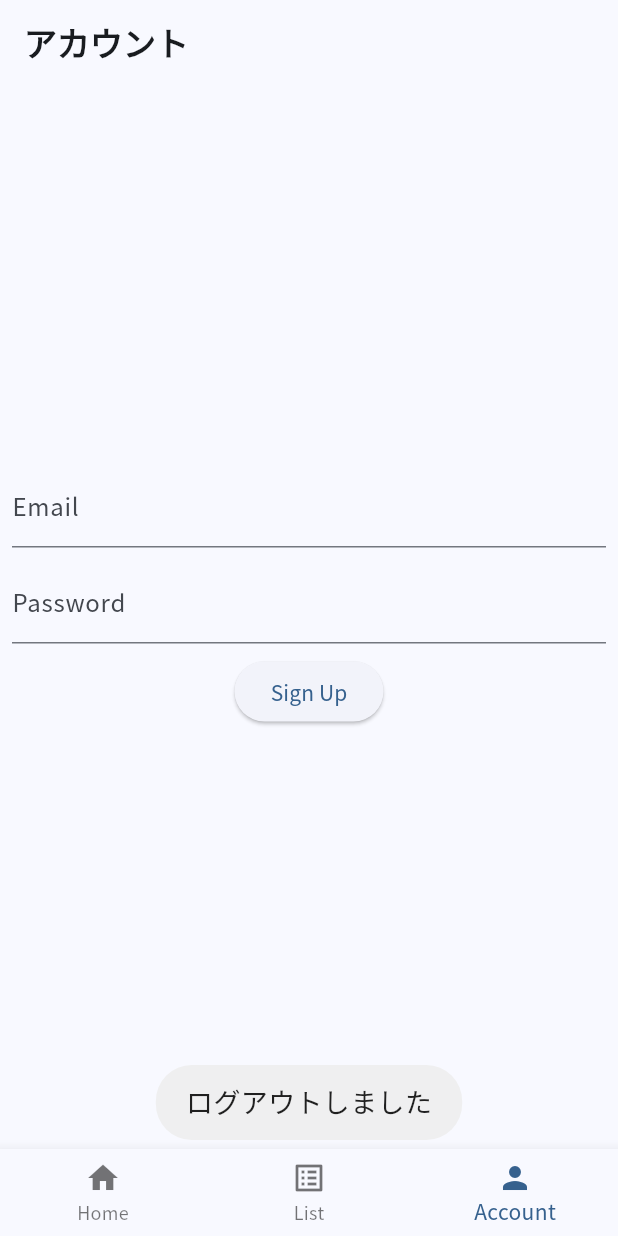
After one commit to arashidani/diary_report_sample, a Flutter app: the screen it shows after launch, item 3 of the bottom bar chosen, after a tap on "ログアウト", on a phone screen of 412 x 824 dp. The commit adds this screen. Run offline on Flutter 3.47's test engine with Material 3 defaults, Android fonts, the phone set to English and light mode, and no system bars; our stand-ins replace cloud_firestore, firebase_auth, firebase_core, flutter_datetime_picker_plus, flutter_riverpod, fluttertoast and 3 more; missing offline and left inert: flutter_charts; accounts and stored records are empty.

Commit message:
認証機能実装途中残ログイン状態によってビューを出し分ける

```diff
--- /dev/null
+++ b/lib/features/app/auth/auth_widget.dart
@@ -0,0 +1,33 @@
+import 'package:diary_report_sample/features/app/auth/signup_page.dart';
+import 'package:diary_report_sample/features/app/home_view.dart';
+import 'package:diary_report_sample/providers/current_user_provider.dart';
+import 'package:flutter_riverpod/flutter_riverpod.dart';
+import 'package:flutter/material.dart';
+import 'package:flutter/cupertino.dart';
+import 'package:diary_report_sample/models/firebase/users/users.dart';
+
+class AuthWidget extends ConsumerWidget {
+  const AuthWidget({super.key});
+
+  @override
+  Widget build(BuildContext context, WidgetRef ref) {
+    final currentUser = ref.watch(currentUserDataProvider);
+    print(currentUser.toString() + '15');
+    return currentUser.when(
+      data: (data) {
+        print(data.toString() + '18');
+        return userData(data);
+      },
+      loading: () => CircularProgressIndicator(),
+      error: (_, __) => Text('エラーが発生しました'),
+    );
+  }
+}
+
+Widget userData(Users? users) {
+  return users == null
+      //ログインアウト中は新規登録画面を表示
+      ? SignUpPage()
+      //ログイン中はホーム画面を表示
+      : HomeView();
+}
--- /dev/null
+++ b/lib/features/app/auth/signup_page.dart
@@ -0,0 +1,87 @@
+import 'package:cloud_firestore/cloud_firestore.dart';
+import 'package:flutter/cupertino.dart';
+import 'package:flutter/material.dart';
+import 'package:flutter_charts/flutter_charts.dart';
+import 'package:firebase_core/firebase_core.dart';
+import 'package:firebase_auth/firebase_auth.dart';
+import 'package:go_router/go_router.dart';
+
+class SignUpPage extends StatefulWidget {
+  const SignUpPage({Key? key}) : super(key: key);
+  @override
+  State<SignUpPage> createState() => _SignPageState();
+}
+
+class _SignPageState extends State<SignUpPage> {
+  String newUserEmail = '';
+  String newUserPassword = '';
+  String infoText = '';
+
+  @override
+  Widget build(BuildContext context) {
+    return Center(
+      child: Container(
+        padding: EdgeInsets.all(8),
+        child: Column(
+          mainAxisAlignment: MainAxisAlignment.center,
+          children: [
+            // Emailアドレスを入力するテキストフィールドを作成する
+            TextField(
+              decoration: InputDecoration(labelText: "Email"),
+              onChanged: (String value) => setState(() {
+                newUserEmail = value;
+              }),
+            ),
+
+            const SizedBox(height: 8),
+            // パスワードを入力するテキストフィールドを作成する
+            TextField(
+              decoration: InputDecoration(labelText: "Password"),
+              //パスワードが見えないように設定する
+              obscureText: true,
+              onChanged: (String value) => setState(() {
+                newUserPassword = value;
+              }),
+            ),
+            const SizedBox(height: 8),
+            // このボタンを押すとFirebaseにユーザー情報が登録される
+            ElevatedButton(
+              onPressed: () async {
+                try {
+                  final FirebaseAuth auth = FirebaseAuth.instance;
+                  final UserCredential result =
+                      await auth.createUserWithEmailAndPassword(
+                    email: newUserEmail,
+                    password: newUserPassword,
+                  );
+                  print(newUserEmail);
+
+                  final User user = result.user!;
+                  // await FirebaseFirestore.instance
+                  //     .collection('users')
+                  //     .doc(user.uid)
+                  //     .set({
+                  //   //'name': newUserName, // 任意のユーザ情報
+                  //   'email': user.email, // 任意のユーザ情報
+                  // });
+
+                  setState(() {
+                    infoText = "ユーザー登録を完了しました。登録したメールアドレスは${user.email}です";
+                  });
+                } catch (e) {
+                  setState(() {
+                    infoText = "ユーザー登録時にエラーが発生しました";
+                  });
+                }
+              },
+              child: Text('Sign Up'),
+            ),
+            const SizedBox(height: 8),
+
+            Text(infoText),
+          ],
+        ),
+      ),
+    );
+  }
+}
--- /dev/null
+++ b/lib/providers/current_user_provider.dart
@@ -0,0 +1,16 @@
+// ログイン中のユーザデータをフェッチするproviderを作成します
+import 'package:diary_report_sample/providers/user_repository_provider.dart';
+import 'package:diary_report_sample/providers/user_state.dart';
+import 'package:flutter_riverpod/flutter_riverpod.dart';
+
+import '../models/firebase/users/users.dart';
+
+final currentUserDataProvider =
+    StreamProvider.autoDispose<Users?>((ref) async* {
+  final userAsyncData = ref.watch(authStateChangesProvider).value;
+  if (userAsyncData == null) {
+    yield null;
+  } else {
+    yield* ref.watch(userRepositoryProvider).getUser(userAsyncData.uid);
+  }
+});
--- /dev/null
+++ b/lib/providers/user_repository_provider.dart
@@ -0,0 +1,5 @@
+import 'package:diary_report_sample/repositories/user_repository.dart';
+import 'package:flutter_riverpod/flutter_riverpod.dart';
+
+final userRepositoryProvider =
+    Provider<UserRepository>((ref) => UserRepository());
--- /dev/null
+++ b/lib/providers/user_state.dart
@@ -0,0 +1,9 @@
+import 'package:firebase_auth/firebase_auth.dart';
+import 'package:flutter_riverpod/flutter_riverpod.dart';
+
+final firebaseAuthProvider =
+    Provider<FirebaseAuth>((ref) => FirebaseAuth.instance);
+
+final authStateChangesProvider = StreamProvider<User?>((ref) {
+  return ref.watch(firebaseAuthProvider).authStateChanges();
+});
--- a/lib/router/app_router.dart
+++ b/lib/router/app_router.dart
@@ -1,12 +1,15 @@
+import 'package:diary_report_sample/features/app/auth/auth_widget.dart';
 import 'package:diary_report_sample/features/app/details_page.dart';
 import 'package:diary_report_sample/features/app/feed_page.dart';
 import 'package:diary_report_sample/features/app/home_view.dart';
-import 'package:diary_report_sample/features/app/login_page.dart';
-import 'package:diary_report_sample/features/app/side_drawer.dart';
+import 'package:diary_report_sample/features/app/auth/login_page.dart';
+import 'package:diary_report_sample/features/app/account_view.dart';
 import 'package:diary_report_sample/features/app/table_view.dart';
 import 'package:flutter/material.dart';
 import 'package:go_router/go_router.dart';
 import 'package:diary_report_sample/features/app/navbar/scaffold_with_navbar.dart';
+
+import '../features/app/auth/user_info.dart';
 
 // Create keys for `root` & `section` navigator avoiding unnecessary rebuilds
 final _rootNavigatorKey = GlobalKey<NavigatorState>();
@@ -14,7 +17,7 @@ final _sectionNavigatorKey = GlobalKey<NavigatorState>();
 
 final router = GoRouter(
   navigatorKey: _rootNavigatorKey,
-  initialLocation: '/feed',
+  initialLocation: '/home',
   routes: <RouteBase>[
     StatefulShellRoute.indexedStack(
       builder: (context, state, navigationShell) {
@@ -25,7 +28,7 @@ final router = GoRouter(
           navigatorKey: _sectionNavigatorKey,
           routes: <RouteBase>[
             GoRoute(
-              path: '/feed',
+              path: '/home',
               builder: (context, state) => const HomeView(),
               routes: <RouteBase>[
                 GoRoute(
@@ -49,9 +52,15 @@ final router = GoRouter(
         StatefulShellBranch(routes: <RouteBase>[
           GoRoute(
             path: '/account',
-            builder: (context, state) {
-              return const SideDrawer();
-            },
+            builder: (context, state) => const AccountView(),
+            routes: <RouteBase>[
+              GoRoute(
+                path: 'auth',
+                builder: (context, state) {
+                  return AuthWidget();
+                },
+              )
+            ],
           ),
         ])
       ],
```
Also changed, not shown: lib/app.dart (+102 -30 lines), lib/features/app/account_view.dart (renamed from lib/features/app/side_drawer.dart, +7 -6 lines), lib/features/app/auth/forget_password_page.dart (added, +30 -0 lines), lib/features/app/auth/login_page.dart (renamed from lib/features/app/login_page.dart, +19 -0 lines), lib/features/app/auth/user_info.dart (added, +31 -0 lines), lib/repositories/user_repository.dart (added, +16 -0 lines), lib/router/router.dart (deleted, +0 -24 lines).
